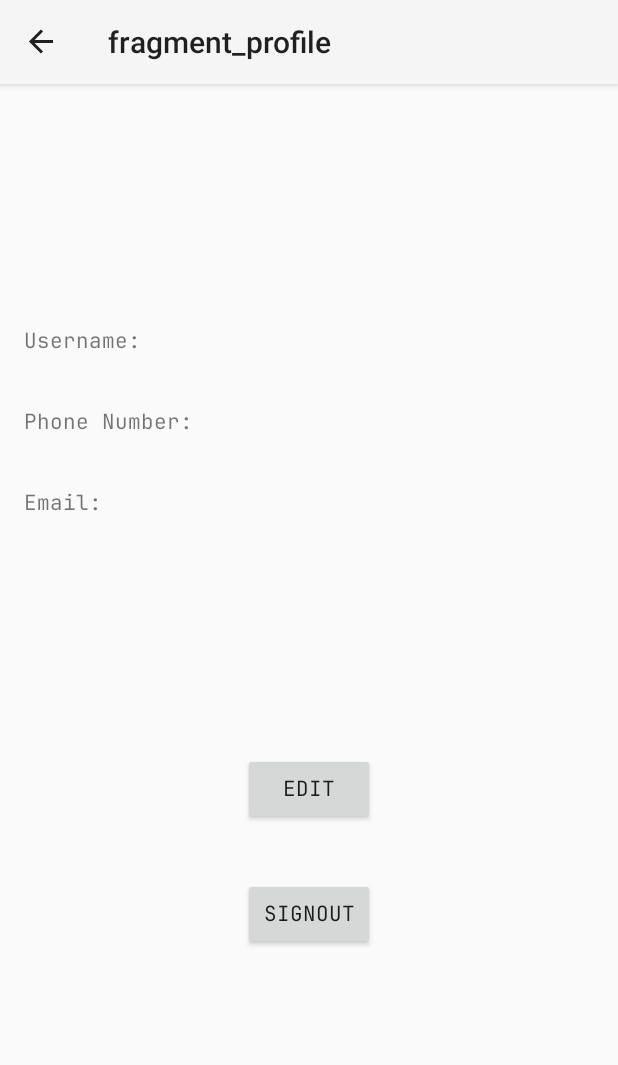
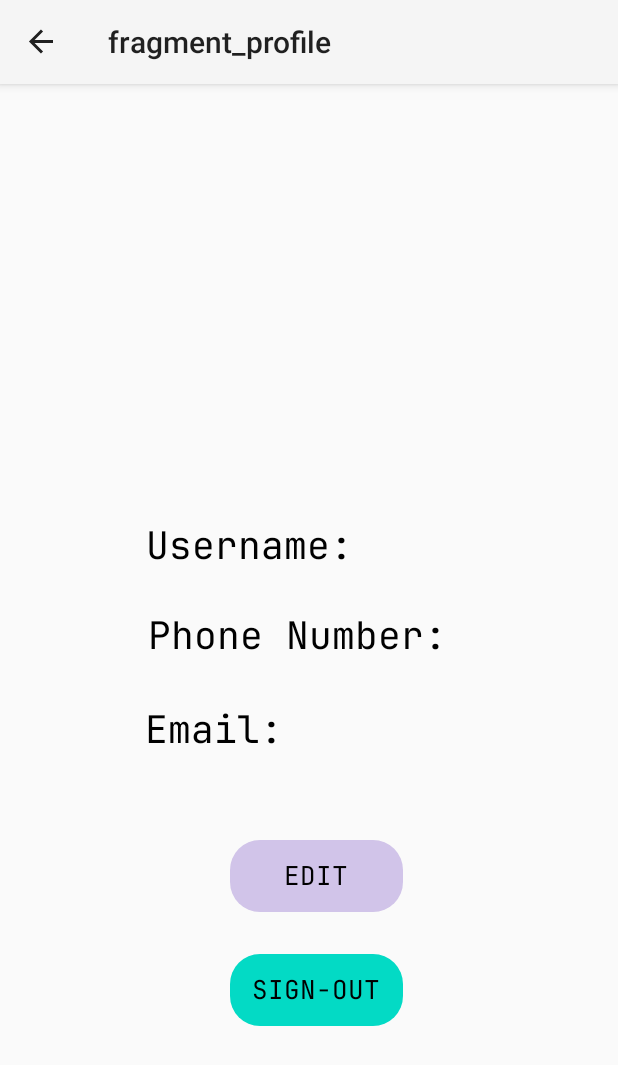
Before and after one commit to CMPUT301W23T15/QRHunter, an Android app: the ProfileFragment screen opened through its navigation route, on a phone screen of 412 x 824 dp. Shown: the top 1065 px of the screen. Run offline under Robolectric (Android 15) with nearby library versions, the phone set to English and light mode, and no system bars; our stand-ins replace Firebase (no records; nobody signed in at launch, a user with empty details on screens opened directly), navigation-ui; libraries missing offline, so code that uses them is left out: org.checkerframework.checker; 3 statements that could not run were skipped.

Commit message:
Updated all fragments to match the Figma styling (rounded corners, fonts, colours, etc.). KNOWN ISSUE: Profile picture on profile-fragment doesn't show up.

```diff
--- /dev/null
+++ b/app/src/main/res/drawable/rounded_style.xml
@@ -0,0 +1,4 @@
+<?xml version="1.0" encoding="utf-8"?>
+<shape xmlns:android="http://schemas.android.com/apk/res/android">
+    <corners android:radius="20dp"/>
+</shape>
--- a/app/src/main/res/layout/fragment_user_profile.xml
+++ b/app/src/main/res/layout/fragment_user_profile.xml
@@ -7,72 +7,94 @@
     tools:context=".ui.scan.ScanFragment">
 
     <ImageView
-        android:id="@+id/imageView4"
+        android:id="@+id/profile_picture"
+        android:layout_width="106dp"
+        android:layout_height="292dp"
+        app:layout_constraintBottom_toBottomOf="parent"
+        app:layout_constraintEnd_toEndOf="parent"
+        app:layout_constraintHorizontal_bias="0.515"
+        app:layout_constraintStart_toStartOf="parent"
+        app:layout_constraintTop_toTopOf="parent"
+        app:layout_constraintVertical_bias="0.062"
+        tools:src="@drawable/empty_pfp" />
+
+    <TextView
+        android:id="@+id/title_phone"
         android:layout_width="wrap_content"
         android:layout_height="wrap_content"
-        android:layout_marginTop="80dp"
+        android:fontFamily="@font/jetbrainsmono"
+        android:text="Phone Number: "
+        android:textColor="@color/black"
+        android:textSize="25dp"
+        app:layout_constraintBottom_toBottomOf="parent"
         app:layout_constraintEnd_toEndOf="parent"
-        app:layout_constraintHorizontal_bias="0.487"
         app:layout_constraintStart_toStartOf="parent"
         app:layout_constraintTop_toTopOf="parent"
-        tools:src="@tools:sample/avatars" />
+        app:layout_constraintVertical_bias="0.434" />
+
+    <androidx.appcompat.widget.AppCompatButton
+        android:id="@+id/button_test_signout"
+        android:layout_width="115dp"
+        android:layout_height="48dp"
+        android:background="@drawable/rounded_style"
+        android:backgroundTint="@color/teal_200"
+        android:fontFamily="@font/jetbrainsmono"
+        android:text="sign-out"
+        android:textColor="@color/black"
+        android:textSize="17dp"
+        app:layout_constraintBottom_toBottomOf="parent"
+        app:layout_constraintEnd_toEndOf="parent"
+        app:layout_constraintHorizontal_bias="0.517"
+        app:layout_constraintStart_toStartOf="parent"
+        app:layout_constraintTop_toTopOf="parent"
+        app:layout_constraintVertical_bias="0.789" />
 
     <TextView
         android:id="@+id/title_username"
         android:layout_width="wrap_content"
         android:layout_height="wrap_content"
-        android:layout_marginStart="16dp"
-        android:layout_marginTop="24dp"
-        android:text="Username:"
         android:fontFamily="@font/jetbrainsmono"
+        android:text="Username: "
+        android:textColor="@color/black"
+        android:textSize="25dp"
+        app:layout_constraintBottom_toBottomOf="parent"
+        app:layout_constraintEnd_toEndOf="parent"
+        app:layout_constraintHorizontal_bias="0.377"
         app:layout_constraintStart_toStartOf="parent"
-        app:layout_constraintTop_toBottomOf="@+id/imageView4" />
+        app:layout_constraintTop_toTopOf="parent"
+        app:layout_constraintVertical_bias="0.345" />
 
-    <TextView
-        android:id="@+id/title_phone"
-        android:layout_width="wrap_content"
-        android:layout_height="wrap_content"
-        android:layout_marginStart="16dp"
-        android:layout_marginTop="32dp"
-        android:text="Phone Number:"
+    <androidx.appcompat.widget.AppCompatButton
+        android:id="@+id/button_edit_profile"
+        android:layout_width="115dp"
+        android:layout_height="48dp"
+        android:layout_marginBottom="28dp"
+        android:background="@drawable/rounded_style"
+        android:backgroundTint="@color/lilac"
         android:fontFamily="@font/jetbrainsmono"
+        android:text="Edit"
+        android:textColor="@color/black"
+        android:textSize="17dp"
+        app:layout_constraintBottom_toTopOf="@+id/button_test_signout"
+        app:layout_constraintEnd_toEndOf="parent"
+        app:layout_constraintHorizontal_bias="0.517"
         app:layout_constraintStart_toStartOf="parent"
-        app:layout_constraintTop_toBottomOf="@+id/title_username" />
+        app:layout_constraintTop_toTopOf="parent"
+        app:layout_constraintVertical_bias="1.0" />
 
     <TextView
         android:id="@+id/title_email"
         android:layout_width="wrap_content"
         android:layout_height="wrap_content"
-        android:layout_marginStart="16dp"
-        android:layout_marginTop="32dp"
-        android:text="Email:"
         android:fontFamily="@font/jetbrainsmono"
-        app:layout_constraintStart_toStartOf="parent"
-        app:layout_constraintTop_toBottomOf="@+id/title_phone" />
-
-    <Button
-        android:id="@+id/button_edit_profile"
-        android:layout_width="wrap_content"
-        android:layout_height="wrap_content"
-        android:text="Edit"
-        android:fontFamily="@font/jetbrainsmono"
+        android:text="Email: "
+        android:textColor="@color/black"
+        android:textSize="25dp"
         app:layout_constraintBottom_toBottomOf="parent"
         app:layout_constraintEnd_toEndOf="parent"
-        app:layout_constraintHorizontal_bias="0.501"
+        app:layout_constraintHorizontal_bias="0.318"
         app:layout_constraintStart_toStartOf="parent"
         app:layout_constraintTop_toTopOf="parent"
-        app:layout_constraintVertical_bias="0.587" />
+        app:layout_constraintVertical_bias="0.527" />
 
-    <Button
-        android:id="@+id/button_test_signout"
-        android:layout_width="wrap_content"
-        android:layout_height="wrap_content"
-        android:text="signout"
-        android:fontFamily="@font/jetbrainsmono"
-        app:layout_constraintBottom_toBottomOf="parent"
-        app:layout_constraintEnd_toEndOf="parent"
-        app:layout_constraintHorizontal_bias="0.501"
-        app:layout_constraintStart_toStartOf="parent"
-        app:layout_constraintTop_toTopOf="parent"
-        app:layout_constraintVertical_bias="0.713" />
 </androidx.constraintlayout.widget.ConstraintLayout>
--- a/app/src/main/res/values/colors.xml
+++ b/app/src/main/res/values/colors.xml
@@ -7,4 +7,5 @@
     <color name="teal_700">#FF018786</color>
     <color name="black">#FF000000</color>
     <color name="white">#FFFFFFFF</color>
+    <color name="lilac">#D1C4E9</color>
 </resources>
```
Also changed, not shown: app/src/main/res/layout/activity_welcome.xml (+30 -10 lines), app/src/main/res/layout/fragment_home.xml (+52 -27 lines), app/src/main/res/layout/fragment_leaderboard.xml (+65 -60 lines), app/src/main/res/layout/fragment_scan.xml (+17 -7 lines).
